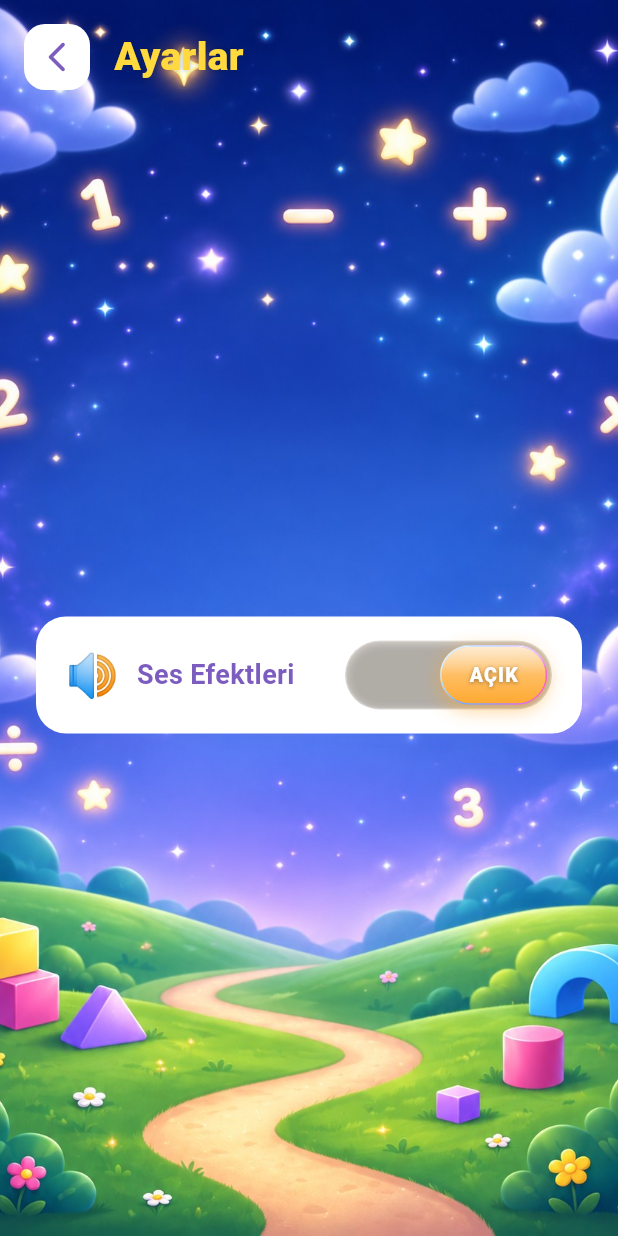
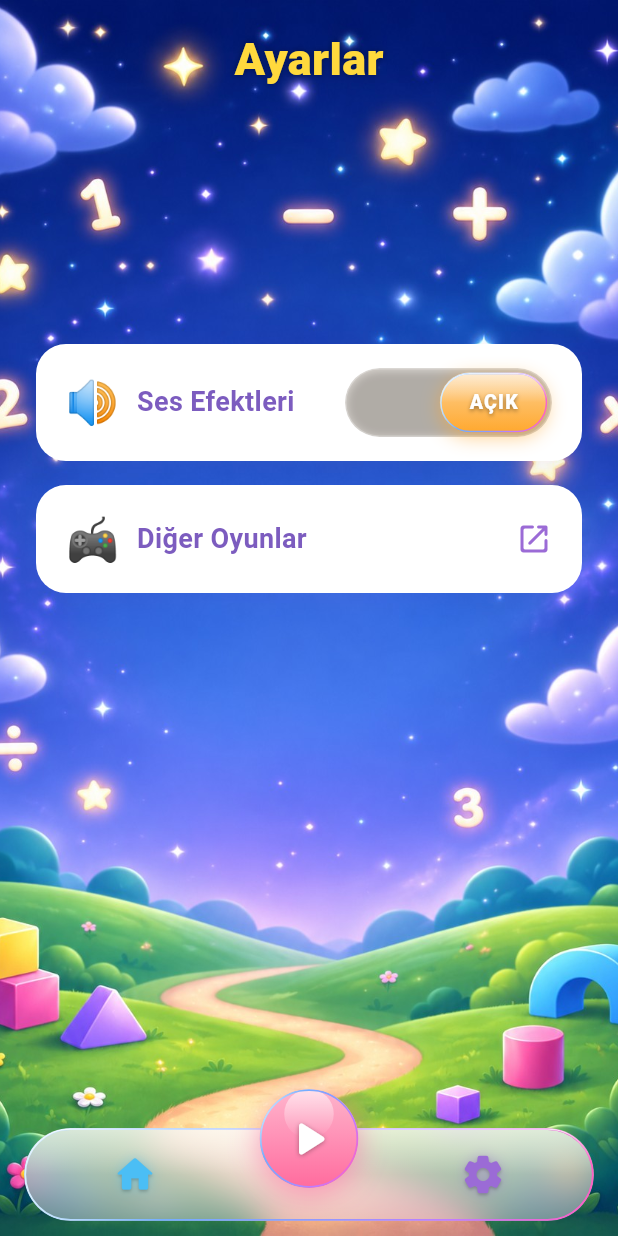
Before and after one commit to anilgedikoglu/matematikcik, a Flutter app: the SettingsScreen screen opened directly, on a phone screen of 412 x 824 dp. Run offline on Flutter 3.47's test engine with Material 3 defaults, Android fonts, the phone set to English and light mode, and no system bars; our stand-ins replace audioplayers, device_preview, flutter_native_splash, google_mobile_ads, shared_preferences; accounts and stored records are empty.

Commit message:
nav: global alt kompartman her ekranda + kose geri tuslari kaldirildi
- GlobalBottomBar (Ana Menu | Play=devam | Ayarlar) tum ekranlarda altta.
- map/uzman_map/quiz/uzman_quiz/carpim: sol ust geri tusu kaldirildi,
  oyun ekranlarinda keypad alt bar payiyla yukari alindi (110px).
- Settings: Diger Oyunlar karti eklendi (url_launcher), geri tusu kalkti.
- DigerOyunlar kendi dosyasina tasindi (services/diger_oyunlar.dart).

Co-Authored-By: Claude Opus 4.8 <noreply@anthropic.com>

```diff
--- a/lib/screens/settings_screen.dart
+++ b/lib/screens/settings_screen.dart
@@ -1,6 +1,8 @@
 import 'package:flutter/material.dart';
 import '../services/audio_service.dart';
+import '../services/diger_oyunlar.dart';
 import '../widgets/glass_toggle.dart';
+import '../widgets/global_bottom_bar.dart';
 
 class SettingsScreen extends StatefulWidget {
   const SettingsScreen({super.key});
@@ -21,60 +23,19 @@ class _SettingsScreenState extends State<SettingsScreen> {
           SafeArea(
             child: Column(
               children: [
-                // Üst bar: geri butonu + başlık
-                Padding(
-                  padding: const EdgeInsets.all(16),
-                  child: Row(
-                    children: [
-                      GestureDetector(
-                        onTap: () => Navigator.of(context).pop(),
-                        child: Container(
-                          width: 44,
-                          height: 44,
-                          decoration: BoxDecoration(
-                            color: Colors.white,
-                            borderRadius: BorderRadius.circular(14),
-                            boxShadow: [
-                              BoxShadow(
-                                color: const Color(0xFF7C5CBF).withValues(alpha: 0.15),
-                                blurRadius: 8,
-                              )
-                            ],
-                          ),
-                          child: const Icon(Icons.arrow_back_ios_new_rounded,
-                              color: Color(0xFF7C5CBF)),
-                        ),
-                      ),
-                      const SizedBox(width: 16),
+                const SizedBox(height: 18),
                 const Text(
                   'Ayarlar',
                   style: TextStyle(
-                          fontSize: 26,
+                    fontSize: 30,
                     fontWeight: FontWeight.w900,
                     color: Color(0xFFFFD93D),
-                          shadows: [Shadow(color: Colors.black26, blurRadius: 4)],
+                    shadows: [Shadow(color: Colors.black38, blurRadius: 5)],
                   ),
                 ),
-                    ],
-                  ),
-                ),
-                // Ses Efektleri kartı dikeyde ortalı
-                Expanded(
-                  child: Center(
-                    child: Container(
-                      margin: const EdgeInsets.symmetric(horizontal: 24),
-                      padding: const EdgeInsets.symmetric(horizontal: 20, vertical: 16),
-                      decoration: BoxDecoration(
-                        color: Colors.white,
-                        borderRadius: BorderRadius.circular(20),
-                        boxShadow: [
-                          BoxShadow(
-                            color: const Color(0xFF7C5CBF).withValues(alpha: 0.1),
-                            blurRadius: 12,
-                            offset: const Offset(0, 4),
-                          )
-                        ],
-                      ),
+                const Spacer(),
+                // Ses Efektleri
+                _card(
                   child: Row(
                     children: [
                       const Text('🔊', style: TextStyle(fontSize: 28)),
@@ -85,8 +46,7 @@ class _SettingsScreenState extends State<SettingsScreen> {
                           style: TextStyle(
                               fontSize: 18,
                               fontWeight: FontWeight.w700,
-                                color: Color(0xFF7C5CBF),
-                              ),
+                              color: Color(0xFF7C5CBF)),
                         ),
                       ),
                       GlassToggle(
@@ -99,13 +59,58 @@ class _SettingsScreenState extends State<SettingsScreen> {
                     ],
                   ),
                 ),
+                const SizedBox(height: 16),
+                // Diğer Oyunlar
+                GestureDetector(
+                  onTap: () => DigerOyunlar.ac(),
+                  behavior: HitTestBehavior.opaque,
+                  child: _card(
+                    child: Row(
+                      children: const [
+                        Text('🎮', style: TextStyle(fontSize: 28)),
+                        SizedBox(width: 12),
+                        Expanded(
+                          child: Text(
+                            'Diğer Oyunlar',
+                            style: TextStyle(
+                                fontSize: 18,
+                                fontWeight: FontWeight.w700,
+                                color: Color(0xFF7C5CBF)),
                           ),
                         ),
+                        Icon(Icons.open_in_new_rounded,
+                            color: Color(0xFF9B6BD6), size: 24),
                       ],
                     ),
                   ),
+                ),
+                const Spacer(flex: 2),
+                const SizedBox(height: 92), // alt bar payı
+              ],
+            ),
+          ),
+          const GlobalBottomBar(),
         ],
       ),
     );
   }
+
+  Widget _card({required Widget child}) {
+    return Container(
+      margin: const EdgeInsets.symmetric(horizontal: 24),
+      padding: const EdgeInsets.symmetric(horizontal: 20, vertical: 16),
+      decoration: BoxDecoration(
+        color: Colors.white,
+        borderRadius: BorderRadius.circular(20),
+        boxShadow: [
+          BoxShadow(
+            color: const Color(0xFF7C5CBF).withValues(alpha: 0.1),
+            blurRadius: 12,
+            offset: const Offset(0, 4),
+          ),
+        ],
+      ),
+      child: child,
+    );
   }
+}
--- /dev/null
+++ b/lib/services/diger_oyunlar.dart
@@ -0,0 +1,18 @@
+import 'dart:io';
+import 'package:url_launcher/url_launcher.dart';
+
+/// "Diğer Oyunlar": geliştiricinin mağaza sayfasını açar
+/// (diğer Futurastic oyunlarıyla aynı davranış).
+class DigerOyunlar {
+  static final Uri _ios =
+      Uri.parse('https://apps.apple.com/developer/id1612979370');
+  static final Uri _android = Uri.parse(
+      'https://play.google.com/store/apps/developer?id=Futurastic+Teknoloji+Limited+%C5%9Eirketi');
+
+  static Future<void> ac() async {
+    final uri = Platform.isIOS ? _ios : _android;
+    try {
+      await launchUrl(uri, mode: LaunchMode.externalApplication);
+    } catch (_) {}
+  }
+}
--- /dev/null
+++ b/lib/widgets/global_bottom_bar.dart
@@ -0,0 +1,59 @@
+import 'package:flutter/material.dart';
+import 'candy_bottom_bar.dart';
+import '../models/game_state.dart';
+import '../services/save_service.dart';
+import '../screens/map_screen.dart';
+import '../screens/uzman_map_screen.dart';
+import '../screens/settings_screen.dart';
+
+/// Tüm ekranlarda altta duran kalıcı candy kompartman.
+/// Yığını sığ tutmak için her aksiyon önce ana menüye döner.
+/// Ana menüde menu_screen kendi (yenileyen) bar'ını kullanır.
+class GlobalBottomBar extends StatelessWidget {
+  const GlobalBottomBar({super.key});
+
+  Future<void> _play(NavigatorState nav) async {
+    nav.popUntil((r) => r.isFirst);
+    // Oynanan oyuna devam: önce Macera, sonra Uzman; yoksa Macera başlat.
+    if (await SaveService.hasSave()) {
+      final s = await SaveService.load();
+      if (s.unlockedLevel > 1) {
+        nav.push(MaterialPageRoute(builder: (_) => MapScreen(state: s)));
+        return;
+      }
+    }
+    final ulvl = await SaveService.loadUzmanLevel();
+    if (ulvl > 1) {
+      final scores = await SaveService.loadUzmanScores();
+      nav.push(MaterialPageRoute(
+          builder: (_) =>
+              UzmanMapScreen(initialLevel: ulvl, initialScores: scores)));
+      return;
+    }
+    final fresh = GameState.fresh();
+    await SaveService.save(fresh);
+    nav.push(MaterialPageRoute(builder: (_) => MapScreen(state: fresh)));
+  }
+
+  @override
+  Widget build(BuildContext context) {
+    final nav = Navigator.of(context);
+    return SafeArea(
+      child: Align(
+        alignment: Alignment.bottomCenter,
+        child: Padding(
+          padding: const EdgeInsets.fromLTRB(16, 0, 16, 10),
+          child: CandyBottomBar(
+            onHome: () => nav.popUntil((r) => r.isFirst),
+            onPlay: () => _play(nav),
+            onSettings: () {
+              nav.popUntil((r) => r.isFirst);
+              nav.push(
+                  MaterialPageRoute(builder: (_) => const SettingsScreen()));
+            },
+          ),
+        ),
+      ),
+    );
+  }
+}
```
Also changed, not shown: lib/screens/carpim_tablosu_screen.dart (+4 -12 lines), lib/screens/map_screen.dart (+3 -22 lines), lib/screens/menu_screen.dart (+0 -18 lines), lib/screens/quiz_screen.dart (+4 -15 lines), lib/screens/uzman_map_screen.dart (+2 -19 lines), lib/screens/uzman_quiz_screen.dart (+4 -13 lines). Lines whose indentation alone changed are shown as unchanged.
